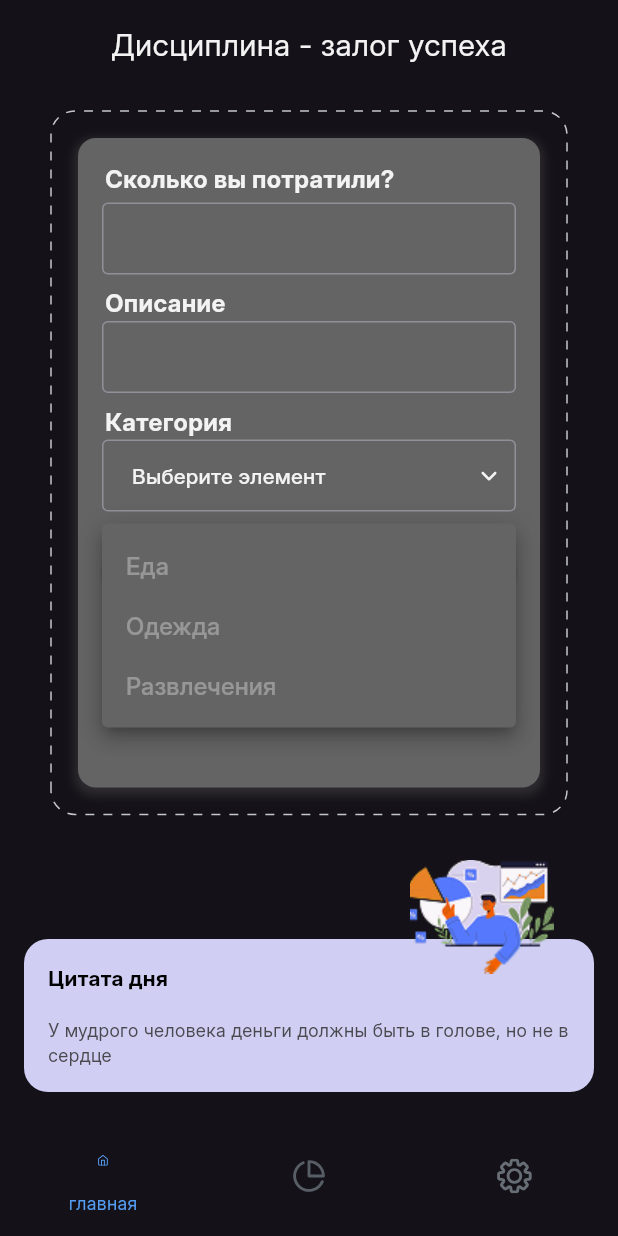
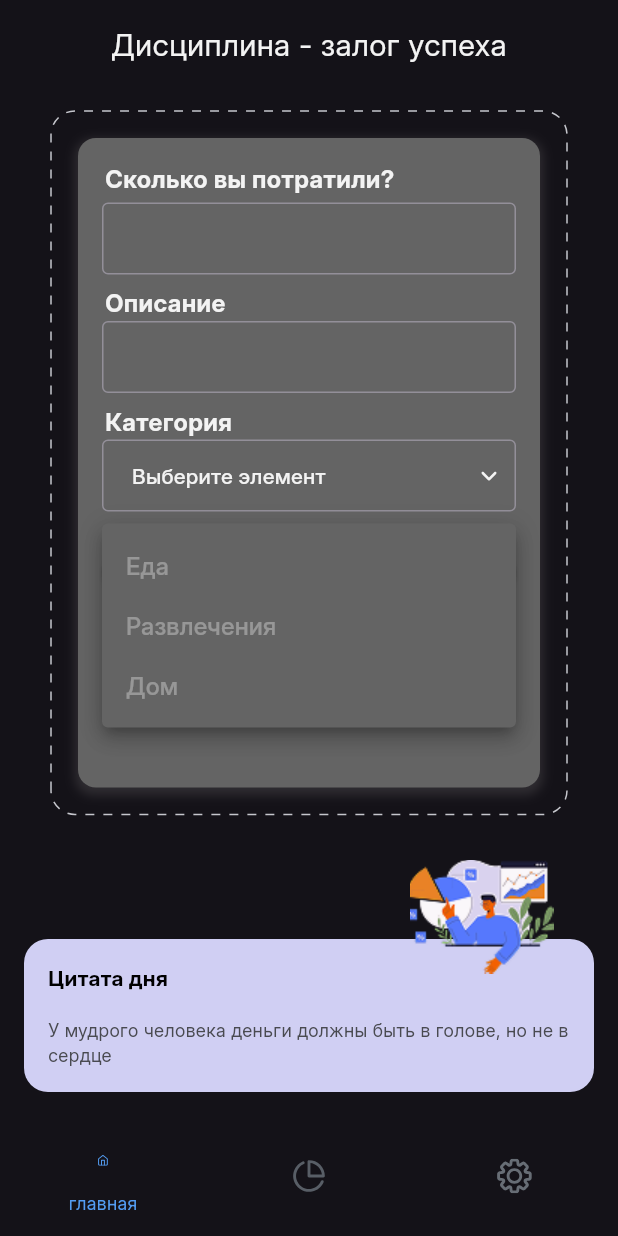
Before and after one commit to Skylaunch/findet, a Flutter app: the HomeScreen screen opened by its route, after a tap on "Выберите элемент", on a phone screen of 412 x 824 dp. Run offline on Flutter 3.47's test engine with Material 3 defaults, Android fonts, the phone set to English and light mode, and no system bars; drawn by our look-alikes of dotted_border; our stand-ins replace cloud_firestore, dropdown_button2, firebase_core, flutter_bloc, flutter_svg, fluttertoast and 5 more; accounts and stored records are empty.

Commit message:
Изменение одной базовой категории

```diff
--- a/lib/ui/features/home/widgets/add_operation_widget.dart
+++ b/lib/ui/features/home/widgets/add_operation_widget.dart
@@ -32,8 +32,8 @@ class _AddOperationWidgetState extends State<AddOperationWidget> {
   // Список категорий
   final List<String> _defaultCategories = [
     'Еда',
-    'Одежда',
     'Развлечения',
+    'Дом',
   ];
 
   final List<String> _currencies = ['USD', 'RUB', 'BYN', 'EUR'];
```
